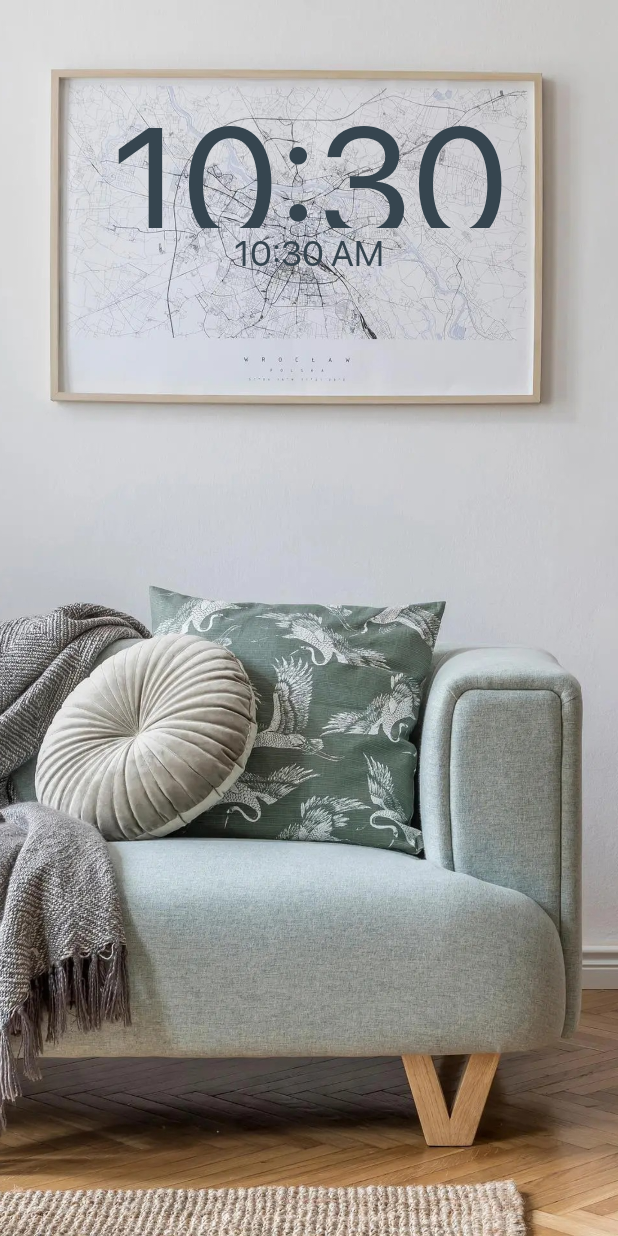
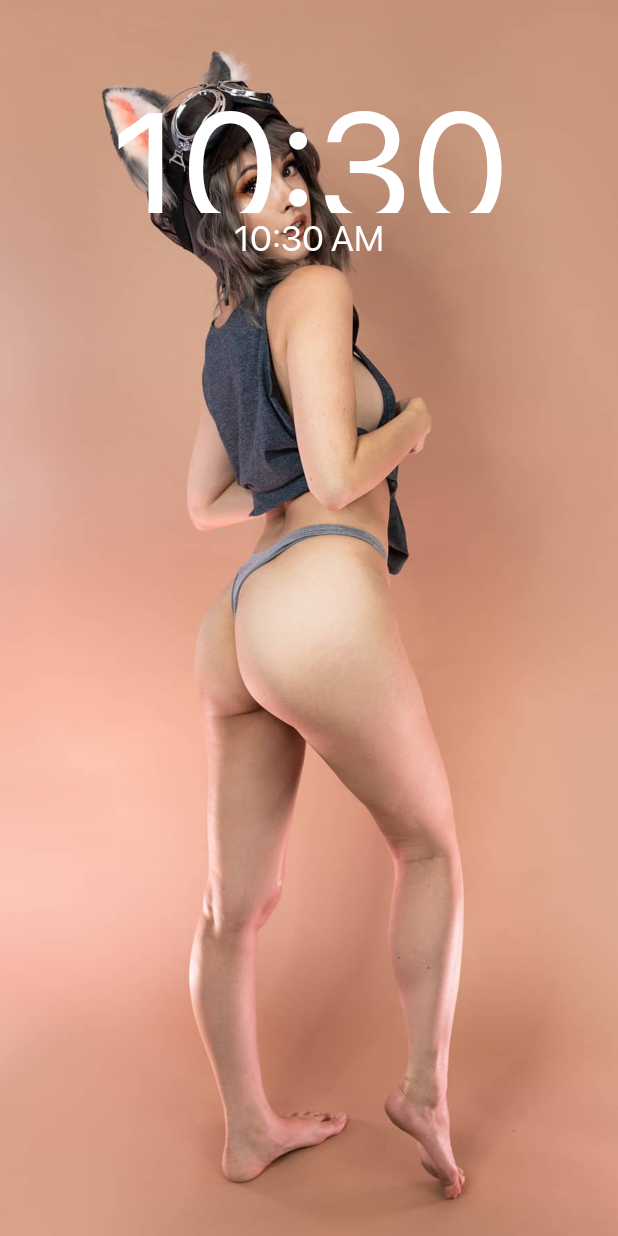
Before and after one commit to albertcodes/locktime, an Android app: the Page10 screen opened directly, with no data from a screen before it, on a phone screen of 412 x 824 dp. Run offline under Robolectric (Android 15) with nearby library versions, the phone set to English and light mode, and no system bars.

Commit message:
© LockTime

```diff
--- a/app/src/main/res/layout/activity_page1.xml
+++ b/app/src/main/res/layout/activity_page1.xml
@@ -5,13 +5,14 @@
     xmlns:tools="http://schemas.android.com/tools"
     android:layout_width="match_parent"
     android:layout_height="match_parent"
+    android:keepScreenOn="true"
     tools:context=".Page1">
 
     <ImageView
         android:layout_width="match_parent"
         android:layout_height="match_parent"
         android:scaleType="centerCrop"
-        android:src="@drawable/valorant_up"
+        android:src="@drawable/infinity_tab"
         />
 
     <Button
--- a/app/src/main/res/layout/activity_page10.xml
+++ b/app/src/main/res/layout/activity_page10.xml
@@ -5,13 +5,14 @@
     xmlns:tools="http://schemas.android.com/tools"
     android:layout_width="match_parent"
     android:layout_height="match_parent"
+    android:keepScreenOn="true"
     tools:context=".Page10">
 
     <ImageView
         android:layout_width="match_parent"
         android:layout_height="match_parent"
         android:scaleType="centerCrop"
-        android:src="@drawable/simple_style"
+        android:src="@drawable/lewdo_art"
         />
 
     <Button
@@ -35,10 +36,10 @@
         android:layout_width="match_parent"
         android:layout_height="102dp"
         android:textAlignment="center"
-        android:textColor="@color/charcoal"
+        android:textColor="@color/white"
         android:textSize="106sp"
         android:fontFamily="@font/sf_ui_display_regular"
-        android:layout_marginTop="50dp"
+        android:layout_marginTop="40dp"
         android:format12Hour="kk:mm"
         />
 
@@ -51,7 +52,7 @@
         android:fontFamily="@font/sf_ui_display_regular"
         android:textSize="24sp"
         android:textAlignment="center"
-        android:textColor="@color/charcoal"
+        android:textColor="@color/white"
         android:layout_below="@+id/text_clock"
         />
 
--- a/app/src/main/res/layout/activity_page2.xml
+++ b/app/src/main/res/layout/activity_page2.xml
@@ -5,13 +5,14 @@ xmlns:app="http://schemas.android.com/apk/res-auto"
     xmlns:tools="http://schemas.android.com/tools"
     android:layout_width="match_parent"
     android:layout_height="match_parent"
+    android:keepScreenOn="true"
     tools:context=".Page2">
 
     <ImageView
         android:layout_width="match_parent"
         android:layout_height="match_parent"
         android:scaleType="centerCrop"
-        android:src="@drawable/applemagazine_wallpaper_2"
+        android:src="@drawable/dining_light"
         />
 
     <Button
--- a/app/src/main/res/layout/activity_page4.xml
+++ b/app/src/main/res/layout/activity_page4.xml
@@ -5,13 +5,14 @@
     xmlns:tools="http://schemas.android.com/tools"
     android:layout_width="match_parent"
     android:layout_height="match_parent"
+    android:keepScreenOn="true"
     tools:context=".Page4">
 
     <ImageView
         android:layout_width="match_parent"
         android:layout_height="match_parent"
         android:scaleType="centerCrop"
-        android:src="@drawable/astronaut_in_space"
+        android:src="@drawable/xbox_sky"
         />
 
     <Button
--- a/app/src/main/res/layout/activity_page5.xml
+++ b/app/src/main/res/layout/activity_page5.xml
@@ -5,13 +5,14 @@
     xmlns:tools="http://schemas.android.com/tools"
     android:layout_width="match_parent"
     android:layout_height="match_parent"
+    android:keepScreenOn="true"
     tools:context=".Page5">
 
     <ImageView
         android:layout_width="match_parent"
         android:layout_height="match_parent"
         android:scaleType="centerCrop"
-        android:src="@drawable/need_for_speed_heat"
+        android:src="@drawable/celtics_dark"
         />
 
     <Button
--- a/app/src/main/res/layout/activity_page6.xml
+++ b/app/src/main/res/layout/activity_page6.xml
@@ -5,13 +5,14 @@
     xmlns:tools="http://schemas.android.com/tools"
     android:layout_width="match_parent"
     android:layout_height="match_parent"
+    android:keepScreenOn="true"
     tools:context=".Page6">
 
     <ImageView
         android:layout_width="match_parent"
         android:layout_height="match_parent"
         android:scaleType="centerCrop"
-        android:src="@drawable/xbox_sky"
+        android:src="@drawable/nfs_heat"
         />
 
     <Button
--- a/app/src/main/res/layout/activity_page7.xml
+++ b/app/src/main/res/layout/activity_page7.xml
@@ -5,13 +5,14 @@
     xmlns:tools="http://schemas.android.com/tools"
     android:layout_width="match_parent"
     android:layout_height="match_parent"
+    android:keepScreenOn="true"
     tools:context=".Page7">
 
     <ImageView
         android:layout_width="match_parent"
         android:layout_height="match_parent"
         android:scaleType="centerCrop"
-        android:src="@drawable/rog"
+        android:src="@drawable/vector_black"
         />
 
     <Button
--- a/app/src/main/res/layout/activity_page8.xml
+++ b/app/src/main/res/layout/activity_page8.xml
@@ -5,13 +5,14 @@
     xmlns:tools="http://schemas.android.com/tools"
     android:layout_width="match_parent"
     android:layout_height="match_parent"
+    android:keepScreenOn="true"
     tools:context=".Page8">
 
     <ImageView
         android:layout_width="match_parent"
         android:layout_height="match_parent"
         android:scaleType="centerCrop"
-        android:src="@drawable/om_nom_stories_1"
+        android:src="@drawable/applemagazine_wallpaper_3"
         />
 
     <Button
```
Also changed, not shown: app/src/main/res/layout/activity_page3.xml (+4 -3 lines), app/src/main/res/layout/activity_page9.xml (+4 -3 lines), 1 other file. Lines whose indentation alone changed are shown as unchanged.
